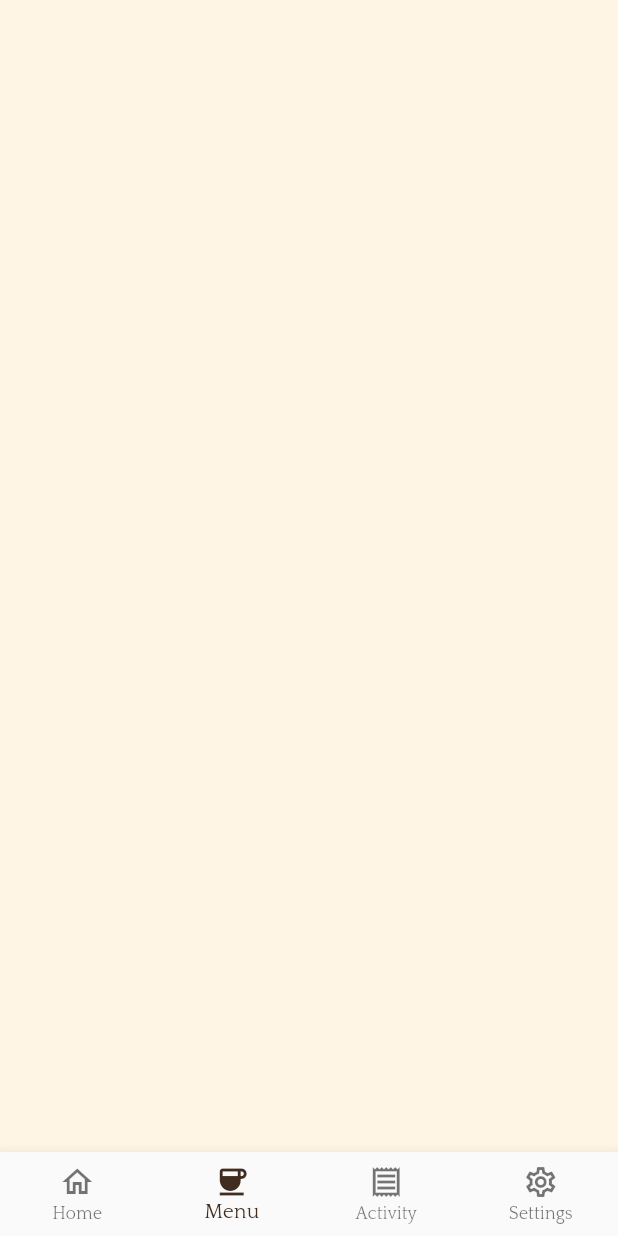
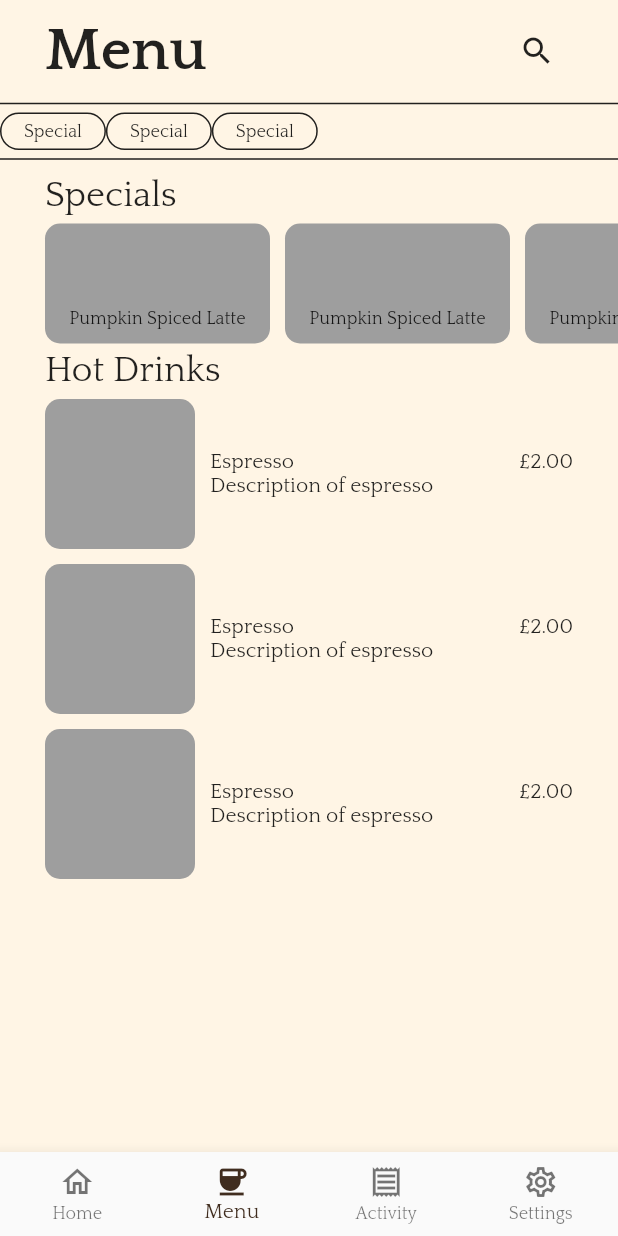
Before and after one commit to shawnanuptra/CameoCoffee, a Flutter app: the MenuScreen screen opened by its route, on a phone screen of 412 x 824 dp. Run offline on Flutter 3.47's test engine with Material 2 defaults, Android fonts, the phone set to English and light mode, and no system bars; our stand-ins replace email_validator, firebase_auth, firebase_core; accounts and stored records are empty.

Commit message:
sketched out Menu page menu_components.dart -> components in Menu page edited Activity screen

```diff
--- /dev/null
+++ b/lib/components/menu_components.dart
@@ -0,0 +1,120 @@
+import 'package:flutter/material.dart';
+import 'package:intl/intl.dart';
+
+import '../util/constants.dart';
+
+class MenuItem extends StatelessWidget {
+  const MenuItem({
+    Key? key,
+    required this.name,
+    required this.description,
+    required this.price,
+  }) : super(key: key);
+
+  final String name;
+  final String description;
+  final double price;
+
+  @override
+  Widget build(BuildContext context) {
+    return InkWell(
+      onTap: () {
+        // todo: add menu item screen
+      },
+      child: Padding(
+        padding: const EdgeInsets.symmetric(
+            horizontal: kMainScreenHorizontalPadding, vertical: 5),
+        child: Row(
+          mainAxisSize: MainAxisSize.max,
+          // mainAxisAlignment: MainAxisAlignment.,
+          children: [
+            Container(
+              width: 100,
+              height: 100,
+              decoration: const BoxDecoration(
+                borderRadius: BorderRadius.all(Radius.circular(10)),
+                color: Colors.grey,
+              ),
+            ),
+            const SizedBox(width: 10),
+            Expanded(
+              child: Column(
+                mainAxisSize: MainAxisSize.max,
+                children: [
+                  Row(
+                    mainAxisSize: MainAxisSize.max,
+                    mainAxisAlignment: MainAxisAlignment.spaceBetween,
+                    children: [
+                      Text('${name}'),
+                      Text(
+                          '${NumberFormat.simpleCurrency(locale: 'en-GB').format(price)}'),
+                    ],
+                  ),
+                  Row(
+                    children: [Text('${description}')],
+                  )
+                ],
+              ),
+            ),
+          ],
+        ),
+      ),
+    );
+  }
+}
+
+class SpecialCard extends StatelessWidget {
+  const SpecialCard({Key? key, required this.text}) : super(key: key);
+
+  final String text;
+
+  @override
+  Widget build(BuildContext context) {
+    return Padding(
+      padding: const EdgeInsets.fromLTRB(0, 5, 10, 5.0),
+      child: Container(
+        width: 150,
+        padding: const EdgeInsets.all(10),
+        child: Align(
+          alignment: Alignment.bottomCenter,
+          child: Text(
+            text,
+            textAlign: TextAlign.end,
+            style: Theme.of(context).textTheme.bodySmall,
+          ),
+        ),
+        decoration: BoxDecoration(
+          borderRadius: BorderRadius.all(Radius.circular(10)),
+          color: Colors.grey,
+        ),
+      ),
+    );
+  }
+}
+
+class MenuCategory extends StatelessWidget {
+  const MenuCategory({
+    Key? key,
+    required this.title,
+  }) : super(key: key);
+
+  final String title;
+
+  @override
+  Widget build(BuildContext context) {
+    return Container(
+      padding: EdgeInsets.symmetric(vertical: 5, horizontal: 15),
+      child: Text(
+        title,
+        style: Theme.of(context).textTheme.bodySmall,
+      ),
+      decoration: BoxDecoration(
+        // color: Theme.of(context).colorScheme.background,
+          borderRadius: const BorderRadius.horizontal(
+            left: Radius.circular(15),
+            right: Radius.circular(15),
+          ),
+          border: Border.all(color: Colors.black87)),
+    );
+  }
+}
--- a/lib/main.dart
+++ b/lib/main.dart
@@ -39,6 +39,7 @@ class MyApp extends StatelessWidget {
 
         textTheme: const TextTheme(
           // for titles/logo work
+          bodySmall: TextStyle(color: kPrimaryColor),
           displaySmall: TextStyle(
             fontSize: 36,
             fontWeight: FontWeight.bold,
--- a/lib/screens/activity_screen.dart
+++ b/lib/screens/activity_screen.dart
@@ -1,3 +1,4 @@
+import 'package:coffee_cameo/util/constants.dart';
 import 'package:flutter/material.dart';
 
 import '../components/botnavbar.dart';
@@ -19,19 +20,17 @@ class _ActivityScreenState extends State<ActivityScreen> {
       body: SafeArea(
         child: Padding(
           padding: const EdgeInsets.symmetric(
-              // vertical: MediaQuery.of(context).size.height / 10,
-              vertical: 50,
-              horizontal: 50.0),
+              vertical: 10, horizontal: kMainScreenHorizontalPadding),
           child: Column(
             mainAxisSize: MainAxisSize.max,
+
             children: [
-              Row(
-                children: [
-                  Text(
+              Align(
+                alignment: Alignment.topLeft,
+                child: Text(
                   'Rewards',
                   style: Theme.of(context).textTheme.headlineLarge,
-                  )
-                ],
+                ),
               ),
               const Divider(
                 height: 2,
@@ -39,10 +38,16 @@ class _ActivityScreenState extends State<ActivityScreen> {
                 thickness: 2,
               ),
               const SizedBox(height: 30),
-              Row(
+              Flexible(
+                flex: 1,
+                child: Row(
+                  mainAxisSize: MainAxisSize.max,
                   children: [
-                  Column(
-                    crossAxisAlignment: CrossAxisAlignment.start,
+                    Flexible(
+                      child: Column(
+                        mainAxisSize: MainAxisSize.min,
+                        mainAxisAlignment: MainAxisAlignment.center,
+                        crossAxisAlignment: CrossAxisAlignment.center,
                         children: [
                           Text(
                             'Buy 8 get next one free!',
@@ -50,37 +55,49 @@ class _ActivityScreenState extends State<ActivityScreen> {
                                 .textTheme
                                 .headlineSmall!
                                 .copyWith(fontWeight: FontWeight.bold),
+                            textAlign: TextAlign.center,
                           ),
                           SizedBox(height: 20),
-                      SizedBox(
-                        height: 200,
-                        width: 300,
+                          Flexible(
                             child: GridView.count(
                               crossAxisCount: 4,
                               mainAxisSpacing: 5,
                               crossAxisSpacing: 5,
                               children: List.generate(
                                 8,
-                            (index) => Container(
+                                (index) => SizedBox.square(
+                                  dimension: 10,
+                                  child: Container(
+                                    child: Text(
+                                      '${index}',
+                                    ),
                                     decoration: BoxDecoration(
-                                  borderRadius:
-                                      BorderRadius.all(Radius.circular(15)),
-                                  color: Theme.of(context).colorScheme.background),
-                              child: Text('${index}'),
+                                        borderRadius: BorderRadius.all(
+                                            Radius.circular(15)),
+                                        color: Theme.of(context)
+                                            .colorScheme
+                                            .background),
                                   ),
                                 ),
                               ),
                             ),
-                    ],
                           )
                         ],
                       ),
-              Row(
+                    )
+                  ],
+                ),
+              ),
+              const SizedBox(height: 30),
+              Flexible(
+                flex: 2,
+                child: Row(
                   mainAxisSize: MainAxisSize.max,
                   children: [
-                  Column(
-                    mainAxisSize: MainAxisSize.min,
-                    crossAxisAlignment: CrossAxisAlignment.start,
+                    Expanded(
+                      child: Column(
+                        mainAxisSize: MainAxisSize.max,
+                        crossAxisAlignment: CrossAxisAlignment.center,
                         children: [
                           Text(
                             'Scan to earn rewards!',
@@ -89,21 +106,13 @@ class _ActivityScreenState extends State<ActivityScreen> {
                                 .headlineSmall!
                                 .copyWith(fontWeight: FontWeight.bold),
                           ),
-                      SizedBox(height: 15),
-                      Flexible(
-                        child: SizedBox.square(
-                          // width: 150,
-                          // height: 200,
-                          // size: Size.fromWidth(double.infinity),
-                          dimension: 300,
-                          child: DecoratedBox(
-                            decoration: BoxDecoration(color: Theme.of(context).colorScheme.background),
+                          SizedBox(height: 10),
+                          Icon(Icons.qr_code, size: 300),
+                        ],
                       ),
-                        ),
-                      ),
-                    ],
                     )
                   ],
+                ),
               ),
             ],
           ),
--- a/lib/screens/menu_screen.dart
+++ b/lib/screens/menu_screen.dart
@@ -1,5 +1,9 @@
+import 'package:coffee_cameo/util/constants.dart';
 import 'package:flutter/material.dart';
+import 'package:intl/intl.dart';
+
 import '../components/botnavbar.dart';
+import '../components/menu_components.dart';
 
 class MenuScreen extends StatefulWidget {
   const MenuScreen({Key? key}) : super(key: key);
@@ -10,9 +14,141 @@ class MenuScreen extends StatefulWidget {
 
 class _MenuScreenState extends State<MenuScreen> {
   final int _selectedIndex = 1;
+
   @override
   Widget build(BuildContext context) {
     return Scaffold(
       bottomNavigationBar: BotNavBar(selectedIndex: _selectedIndex),
-    );  }
+      body: SafeArea(
+        child: Column(
+          mainAxisSize: MainAxisSize.min,
+          children: [
+            // Title and search
+            Padding(
+              padding:
+              const EdgeInsets.symmetric(horizontal: 30, vertical: 10),
+              child: Row(
+                mainAxisSize: MainAxisSize.max,
+                mainAxisAlignment: MainAxisAlignment.spaceBetween,
+                children: [
+                  Text(
+                    'Menu',
+                    style: Theme.of(context).textTheme.headlineLarge,
+                  ),
+                  IconButton(
+                    onPressed: () {},
+                    icon: const Icon(Icons.search_outlined),
+                  ),
+                ],
+              ),
+            ),
+
+            // categories heading
+            Padding(
+              padding: const EdgeInsets.only(bottom: 10),
+              child: Column(
+                children: [
+                  const Divider(
+                    thickness: 1,
+                    height: 2,
+                    color: Colors.black87,
+                  ),
+                  Padding(
+                    padding: const EdgeInsets.symmetric(vertical: 5),
+                    child: Row(
+                      children: [
+                        MenuCategory(title: 'Special'),
+                        MenuCategory(title: 'Special'),
+                        MenuCategory(title: 'Special'),
+                      ],
+                    ),
+                  ),
+                  const Divider(
+                    thickness: 1,
+                    height: 2,
+                    color: Colors.black87,
+                  ),
+                ],
+              ),
+            ),
+
+            // menu
+            Expanded(
+              child: ListView(
+                physics: const BouncingScrollPhysics(),
+                scrollDirection: Axis.vertical,
+                shrinkWrap: true,
+                children: [
+                  // SPECIALS
+                  Column(
+                    crossAxisAlignment: CrossAxisAlignment.start,
+                    mainAxisAlignment: MainAxisAlignment.start,
+                    mainAxisSize: MainAxisSize.max,
+                    children: [
+                      Padding(
+                        padding: const EdgeInsets.symmetric(
+                            horizontal: kMainScreenHorizontalPadding),
+                        child: Text(
+                          'Specials',
+                          style: Theme.of(context).textTheme.headlineSmall,
+                        ),
+                      ),
+                      Container(
+                        height: 90,
+                        child: ListView(
+                          physics: const BouncingScrollPhysics(),
+                          scrollDirection: Axis.horizontal,
+                          children: [
+                            SizedBox(width: 30),
+                            SpecialCard(text: 'Pumpkin Spiced Latte'),
+                            SpecialCard(text: 'Pumpkin Spiced Latte'),
+                            SpecialCard(text: 'Pumpkin Spiced Latte'),
+                            SizedBox(width: 30),
+                          ],
+                        ),
+                      ),
+                    ],
+                  ),
+
+                  // OTHER CATEGORIES
+                  Column(
+                    mainAxisSize: MainAxisSize.min,
+                    crossAxisAlignment: CrossAxisAlignment.start,
+                    children: [
+                      // Title
+                      Padding(
+                        padding: const EdgeInsets.symmetric(
+                            horizontal: kMainScreenHorizontalPadding),
+                        child: Text(
+                          'Hot Drinks',
+                          style: Theme.of(context).textTheme.headlineSmall,
+                        ),
+                      ),
+
+                      // List of Items
+                      MenuItem(
+                        name: 'Espresso',
+                        price: 2,
+                        description: 'Description of espresso',
+                      ),
+                      MenuItem(
+                        name: 'Espresso',
+                        price: 2,
+                        description: 'Description of espresso',
+                      ),
+                      MenuItem(
+                        name: 'Espresso',
+                        price: 2,
+                        description: 'Description of espresso',
+                      ),
+                    ],
+                  )
+                ],
+              ),
+            ),
+          ],
+        ),
+      ),
+    );
+  }
 }
--- a/lib/util/constants.dart
+++ b/lib/util/constants.dart
@@ -10,6 +10,7 @@ const double kButtonMargin = 5;
 const double kButtonHeight = 50;
 
 const kScaffoldPadding = EdgeInsets.symmetric(vertical: 8.0, horizontal: 50.0);
+const kMainScreenHorizontalPadding = 30.0;
 
 const kWelcomeScreen = '/welcome';
 const kHomeScreen = '/home';
--- a/pubspec.yaml
+++ b/pubspec.yaml
@@ -38,6 +38,7 @@ dependencies:
   provider: ^6.0.5
   firebase_auth: ^4.2.9
   email_validator: ^2.1.16
+  intl: ^0.17.0
 
 
 flutter_icons:
```
Also changed, not shown: pubspec.lock. Lines whose indentation alone changed are shown as unchanged.
